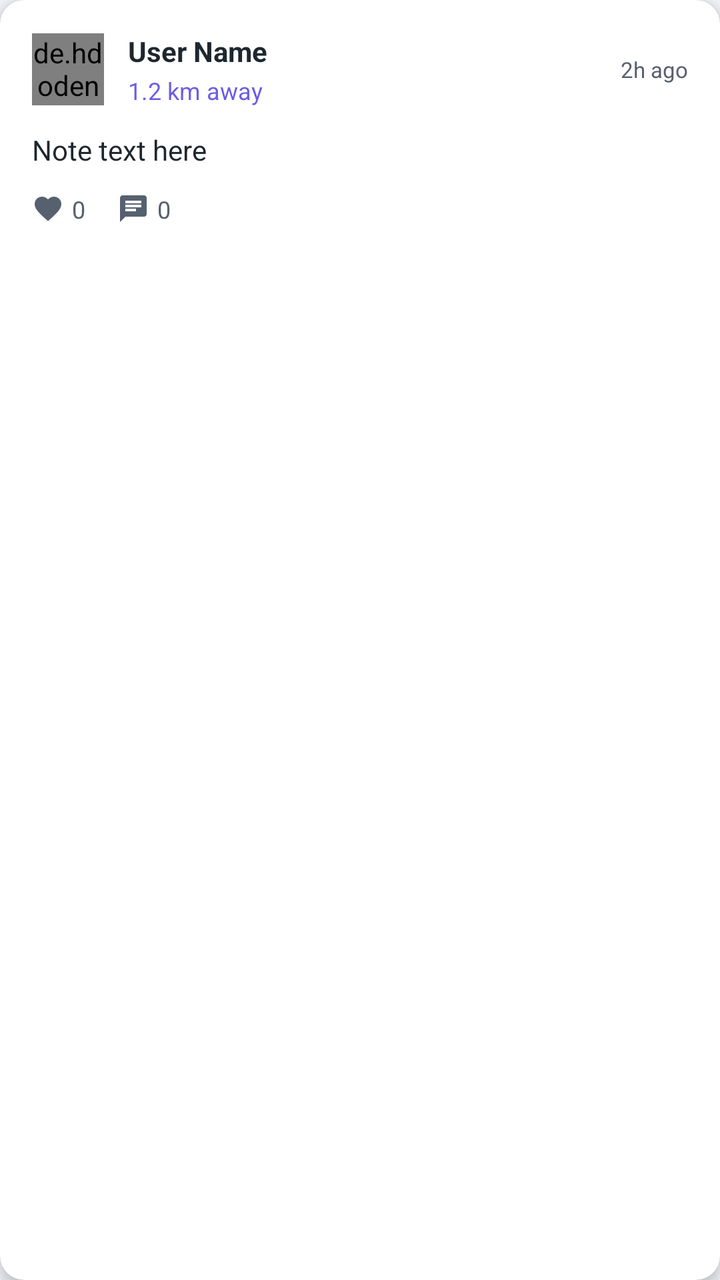
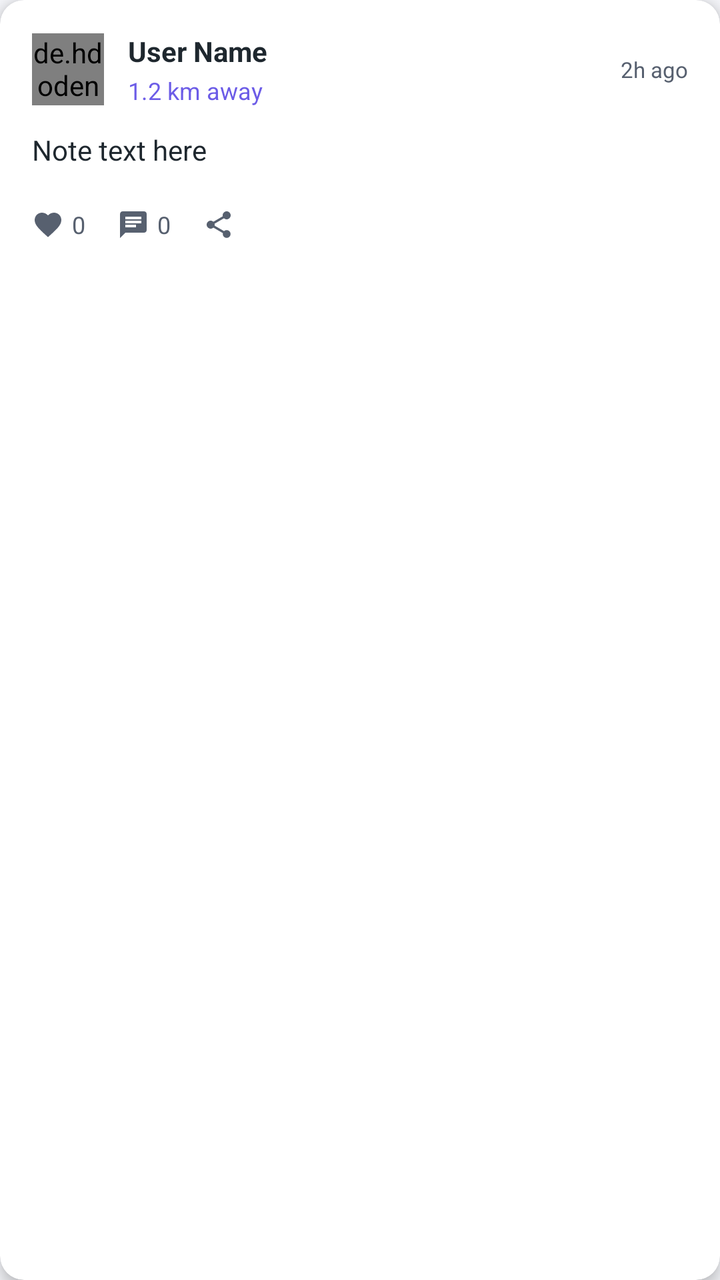

The first picture is an Android layout as it rendered before a commit; the second is the same layout after the commit. The layout source and the unified diff follow.
<!-- AndroidManifest.xml: application theme Theme.VisiBoard -->
<!-- res/layout/item_nearby_note.xml -->
<?xml version="1.0" encoding="utf-8"?>
<androidx.cardview.widget.CardView xmlns:android="http://schemas.android.com/apk/res/android"
    xmlns:app="http://schemas.android.com/apk/res-auto"
    android:layout_width="match_parent"
    android:layout_height="wrap_content"
    android:layout_margin="8dp"
    app:cardCornerRadius="12dp"
    app:cardElevation="4dp"
    app:cardBackgroundColor="@color/card_background">

    <LinearLayout
        android:layout_width="match_parent"
        android:layout_height="wrap_content"
        android:orientation="vertical"
        android:padding="16dp">

        <LinearLayout
            android:layout_width="match_parent"
            android:layout_height="wrap_content"
            android:orientation="horizontal"
            android:gravity="center_vertical">

            <de.hdodenhof.circleimageview.CircleImageView
                android:id="@+id/iv_user_avatar"
                android:layout_width="36dp"
                android:layout_height="36dp"
                android:src="@drawable/ic_profile"
                app:civ_border_width="2dp"
                app:civ_border_color="@color/primary"/>

            <LinearLayout
                android:layout_width="0dp"
                android:layout_height="wrap_content"
                android:layout_weight="1"
                android:orientation="vertical"
                android:layout_marginStart="12dp">

                <TextView
                    android:id="@+id/tv_user_name"
                    android:layout_width="wrap_content"
                    android:layout_height="wrap_content"
                    android:textColor="@color/text_primary"
                    android:textStyle="bold"
                    android:textSize="14sp"
                    android:text="User Name"/>

                <TextView
                    android:id="@+id/tv_distance"
                    android:layout_width="wrap_content"
                    android:layout_height="wrap_content"
                    android:textColor="@color/primary"
                    android:textSize="12sp"
                    android:layout_marginTop="2dp"
                    android:text="1.2 km away"/>

            </LinearLayout>

            <TextView
                android:id="@+id/tv_time"
                android:layout_width="wrap_content"
                android:layout_height="wrap_content"
                android:textColor="@color/text_secondary"
                android:textSize="11sp"
                android:text="2h ago"/>

        </LinearLayout>

        <TextView
            android:id="@+id/tv_note_text"
            android:layout_width="match_parent"
            android:layout_height="wrap_content"
            android:layout_marginTop="12dp"
            android:textColor="@color/text_primary"
            android:textSize="14sp"
            android:maxLines="3"
            android:ellipsize="end"
            android:text="Note text here"/>

        <LinearLayout
            android:layout_width="match_parent"
            android:layout_height="wrap_content"
            android:orientation="horizontal"
            android:layout_marginTop="12dp"
            android:gravity="center_vertical">

            <ImageView
                android:layout_width="16dp"
                android:layout_height="16dp"
                android:src="@drawable/ic_like"
                android:tint="@color/text_secondary"/>

            <TextView
                android:id="@+id/tv_likes_count"
                android:layout_width="wrap_content"
                android:layout_height="wrap_content"
                android:textColor="@color/text_secondary"
                android:textSize="12sp"
                android:layout_marginStart="4dp"
                android:text="0"/>

            <ImageView
                android:layout_width="16dp"
                android:layout_height="16dp"
                android:src="@drawable/ic_comment"
                android:tint="@color/text_secondary"
                android:layout_marginStart="16dp"/>

            <TextView
                android:id="@+id/tv_comments_count"
                android:layout_width="wrap_content"
                android:layout_height="wrap_content"
                android:textColor="@color/text_secondary"
                android:textSize="12sp"
                android:layout_marginStart="4dp"
                android:text="0"/>

        </LinearLayout>

    </LinearLayout>

</androidx.cardview.widget.CardView>
<!-- resources referenced by this layout -->
<resources>
  <color name="card_background">#FFFFFF</color>
  <color name="primary">#6C5CE7</color>
  <color name="text_primary">#1E272E</color>
  <color name="text_secondary">#57606F</color>
  <!-- drawable ic_comment (drawable) -->
  <?xml version="1.0" encoding="utf-8"?>
  <vector xmlns:android="http://schemas.android.com/apk/res/android"
      android:width="24dp"
      android:height="24dp"
      android:viewportWidth="24"
      android:viewportHeight="24">
      <path
          android:fillColor="@color/text_secondary"
          android:pathData="M20,2H4c-1.1,0 -1.99,0.9 -1.99,2L2,22l4,-4h14c1.1,0 2,-0.9 2,-2V4c0,-1.1 -0.9,-2 -2,-2zM6,9h12v2H6V9zM14,14H6v-2h8V14zM18,8H6V6h12V8z"/>
  </vector>
  <!-- drawable ic_like (drawable) -->
  <?xml version="1.0" encoding="utf-8"?>
  <vector xmlns:android="http://schemas.android.com/apk/res/android"
      android:width="24dp"
      android:height="24dp"
      android:viewportWidth="24"
      android:viewportHeight="24">
      <path
          android:fillColor="#FF6B6B"
          android:pathData="M12,21.35l-1.45,-1.32C5.4,15.36 2,12.28 2,8.5 2,5.42 4.42,3 7.5,3c1.74,0 3.41,0.81 4.5,2.09C13.09,3.81 14.76,3 16.5,3 19.58,3 22,5.42 22,8.5c0,3.78 -3.4,6.86 -8.55,11.54L12,21.35z"/>
  </vector>
  <!-- drawable ic_profile (drawable) -->
  <?xml version="1.0" encoding="utf-8"?>
  <vector xmlns:android="http://schemas.android.com/apk/res/android" android:height="24dp" android:tint="#000000" android:viewportHeight="24" android:viewportWidth="24" android:width="24dp">
        
      <path android:fillColor="@android:color/white" android:pathData="M12,2C6.48,2 2,6.48 2,12s4.48,10 10,10s10,-4.48 10,-10S17.52,2 12,2zM12,6c1.93,0 3.5,1.57 3.5,3.5S13.93,13 12,13s-3.5,-1.57 -3.5,-3.5S10.07,6 12,6zM12,20c-2.03,0 -4.43,-0.82 -6.14,-2.88C7.55,15.8 9.68,15 12,15s4.45,0.8 6.14,2.12C16.43,19.18 14.03,20 12,20z"/>
      
  </vector>
  <style name="Theme.VisiBoard" parent="Base.Theme.VisiBoard" />
  <style name="Base.Theme.VisiBoard" parent="Theme.Material3.DayNight.NoActionBar">
          <item name="colorPrimary">@color/primary</item>
          <item name="colorPrimaryDark">@color/primaryDark</item>
          <item name="colorSecondary">@color/secondary</item>
          <item name="android:windowBackground">@color/background_light</item>
          <item name="android:textColor">@color/text_primary</item>
          <item name="android:statusBarColor">@color/primaryDark</item>
      </style>
  <color name="primaryDark">#5849C7</color>
  <color name="secondary">#74B9FF</color>
  <color name="background_light">#F5F6FA</color>
</resources>

<!-- the commit's change to res/layout/item_nearby_note.xml (unified diff, before → after) -->
@@ -114,6 +114,21 @@
                 android:layout_marginStart="4dp"
                 android:text="0"/>
 
+            <LinearLayout
+                android:id="@+id/btn_share"
+                android:layout_width="wrap_content"
+                android:layout_height="wrap_content"
+                android:padding="8dp"
+                android:layout_marginStart="8dp"
+                android:gravity="center">
+
+                <ImageView
+                    android:layout_width="16dp"
+                    android:layout_height="16dp"
+                    android:src="@drawable/ic_share"
+                    app:tint="@color/text_secondary"/>
+            </LinearLayout>
+
         </LinearLayout>
 
     </LinearLayout>
<!-- resource entries referenced after the edit -->
@@ -33,6 +33,17 @@
       <path android:fillColor="@android:color/white" android:pathData="M12,2C6.48,2 2,6.48 2,12s4.48,10 10,10s10,-4.48 10,-10S17.52,2 12,2zM12,6c1.93,0 3.5,1.57 3.5,3.5S13.93,13 12,13s-3.5,-1.57 -3.5,-3.5S10.07,6 12,6zM12,20c-2.03,0 -4.43,-0.82 -6.14,-2.88C7.55,15.8 9.68,15 12,15s4.45,0.8 6.14,2.12C16.43,19.18 14.03,20 12,20z"/>
       
   </vector>
+  <!-- drawable ic_share (drawable) -->
+  <vector xmlns:android="http://schemas.android.com/apk/res/android"
+      android:width="24dp"
+      android:height="24dp"
+      android:viewportWidth="24"
+      android:viewportHeight="24"
+      android:tint="?attr/colorControlNormal">
+    <path
+        android:fillColor="@android:color/white"
+        android:pathData="M18,16.08c-0.76,0 -1.44,0.3 -1.96,0.77L8.91,12.7c0.05,-0.23 0.09,-0.46 0.09,-0.7s-0.04,-0.47 -0.09,-0.7l7.05,-4.11c0.54,0.5 1.25,0.81 2.04,0.81 1.66,0 3,-1.34 3,-3s-1.34,-3 -3,-3 -3,1.34 -3,3c0,0.24 0.04,0.47 0.09,0.7L8.04,9.81C7.5,9.31 6.79,9 6,9c-1.66,0 -3,1.34 -3,3s1.34,3 3,3c0.79,0 1.5,-0.31 2.04,-0.81l7.12,4.16c-0.05,0.21 -0.08,0.43 -0.08,0.65 0,1.61 1.31,2.92 2.92,2.92 1.61,0 2.92,-1.31 2.92,-2.92s-1.31,-2.92 -2.92,-2.92z"/>
+  </vector>
   <style name="Theme.VisiBoard" parent="Base.Theme.VisiBoard" />
   <style name="Base.Theme.VisiBoard" parent="Theme.Material3.DayNight.NoActionBar">
           <item name="colorPrimary">@color/primary</item>
